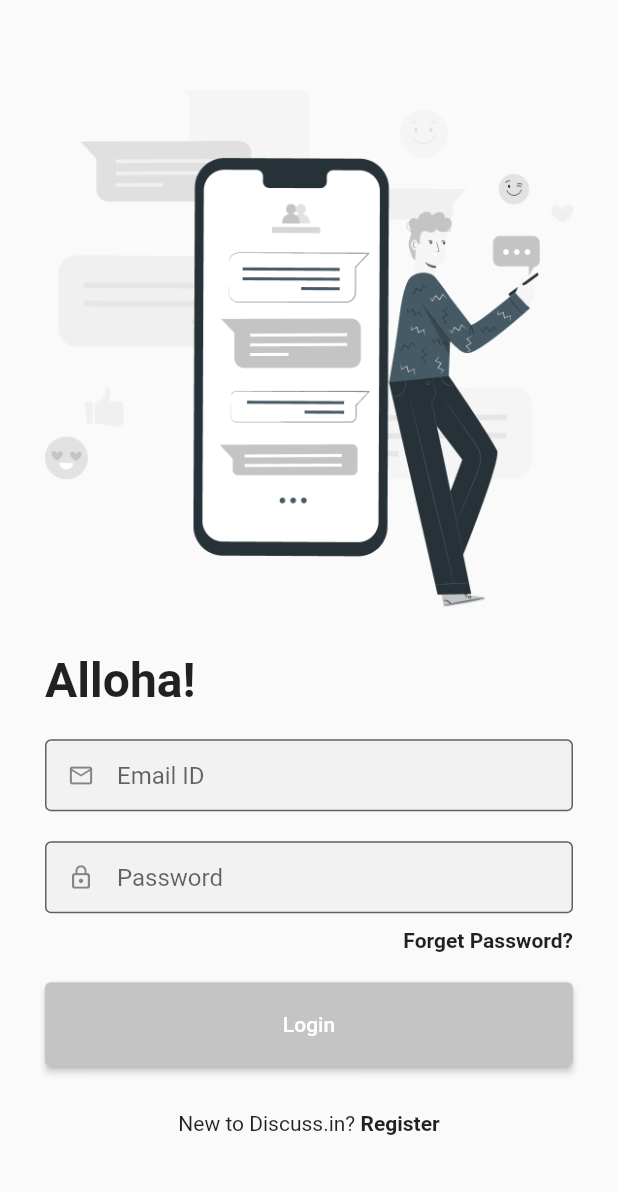
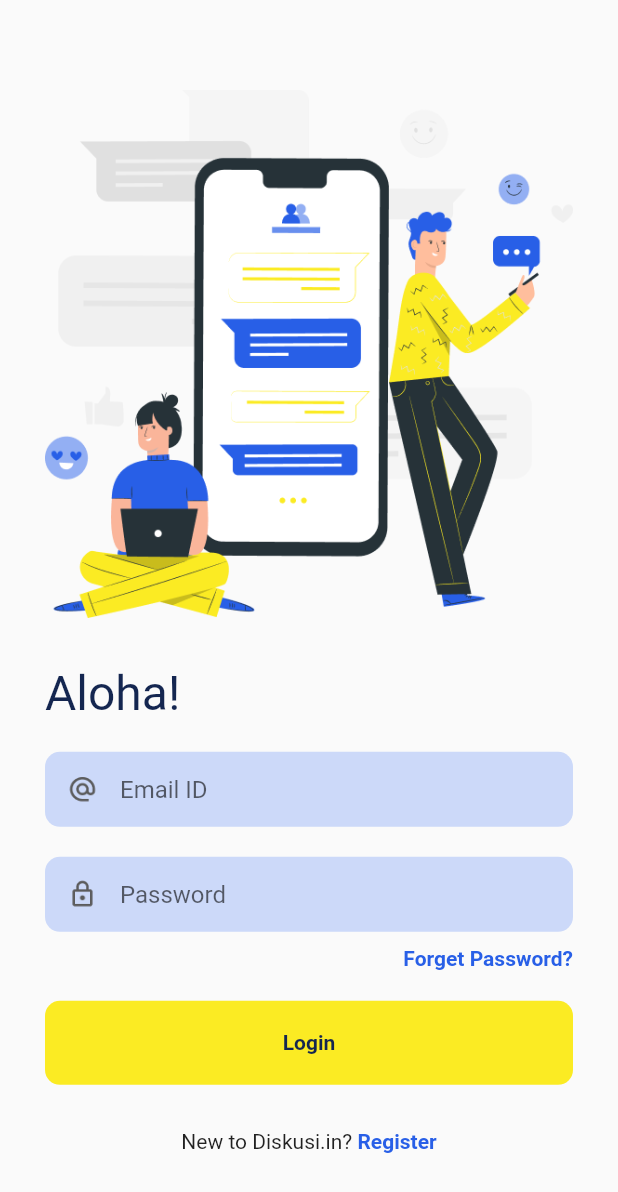
Before and after one commit to yashagozwan/discussin-mobile, a Flutter app: the screen it shows after launch, on a phone screen of 412 x 824 dp. Shown: the top 1192 px of the screen. Run offline on Flutter 3.47's test engine with Material 2 defaults, Android fonts, the phone set to English and light mode, and no system bars; our stand-ins replace flutter_riverpod.

Commit message:
Update New Sign In Screen

```diff
--- a/lib/src/screen/sign_in/sign_in_screen.dart
+++ b/lib/src/screen/sign_in/sign_in_screen.dart
@@ -1,4 +1,4 @@
-import 'package:discussin_mobile/src/widget/elevated_button_pro.dart';
+import 'package:discussin_mobile/src/widget/text_pro.dart';
 import 'package:flutter/gestures.dart';
 import 'package:flutter/material.dart';
 import 'package:flutter_riverpod/flutter_riverpod.dart';
@@ -44,13 +44,39 @@ class _SignInScreenState extends ConsumerState<SignInScreen> {
                     height: 30,
                   ),
                   const Align(
-                    alignment: Alignment.centerLeft,
-                    child: Text.rich(
-                      TextSpan(
-                        text: "Alloha!",
-                        style: TextStyle(
-                          fontWeight: FontWeight.w600,
-                          fontSize: 32,
+                      alignment: Alignment.centerLeft,
+                      child: TextPro(
+                        'Aloha!',
+                        fontSize: 32,
+                      )),
+                  const SizedBox(
+                    height: 20,
+                  ),
+                  TextFormField(
+                    controller: _emailController,
+                    decoration: InputDecoration(
+                      filled: true,
+                      fillColor: const Color(0xFFCCD9F9),
+                      contentPadding: const EdgeInsets.symmetric(
+                        vertical: 15,
+                        horizontal: 4,
+                      ),
+                      prefixIcon: Padding(
+                        padding: const EdgeInsets.all(15.0),
+                        child: Image.asset(
+                          'assets/icons/at.png',
+                          width: 20,
+                          height: 20,
+                          fit: BoxFit.fill,
+                        ),
+                      ),
+                      isDense: true,
+                      hintText: 'Email ID',
+                      border: OutlineInputBorder(
+                        borderRadius: BorderRadius.circular(10.0),
+                        borderSide: const BorderSide(
+                          width: 0,
+                          style: BorderStyle.none,
                         ),
                       ),
                     ),
@@ -59,30 +85,32 @@ class _SignInScreenState extends ConsumerState<SignInScreen> {
                     height: 20,
                   ),
                   TextFormField(
-                    controller: _emailController,
-                    decoration: const InputDecoration(
+                    controller: _passwordController,
+                    decoration: InputDecoration(
                       filled: true,
-                      fillColor: Color(0xFFf3f2f2),
-                      contentPadding: EdgeInsets.all(13),
-                      prefixIcon: Icon(Icons.email_outlined),
-                      isDense: true,
-                      hintText: 'Email ID',
-                      border: OutlineInputBorder(),
-                    ),
-                  ),
-                  const SizedBox(
-                    height: 20,
-                  ),
-                  TextFormField(
-                    controller: _passwordController,
-                    decoration: const InputDecoration(
-                      filled: true,
-                      fillColor: Color(0xFFf3f2f2),
-                      contentPadding: EdgeInsets.all(13),
-                      prefixIcon: Icon(Icons.lock_outline_rounded),
+                      fillColor: const Color(0xFFCCD9F9),
+                      contentPadding: const EdgeInsets.symmetric(
+                        vertical: 15,
+                        horizontal: 4,
+                      ),
+                      prefixIcon: Padding(
+                        padding: const EdgeInsets.all(15.0),
+                        child: Image.asset(
+                          'assets/icons/lock.png',
+                          width: 20,
+                          height: 20,
+                          fit: BoxFit.fill,
+                        ),
+                      ),
                       isDense: true,
                       hintText: 'Password',
-                      border: OutlineInputBorder(),
+                      border: OutlineInputBorder(
+                        borderRadius: BorderRadius.circular(10.0),
+                        borderSide: const BorderSide(
+                          width: 0,
+                          style: BorderStyle.none,
+                        ),
+                      ),
                     ),
                   ),
                   const SizedBox(
@@ -94,46 +122,49 @@ class _SignInScreenState extends ConsumerState<SignInScreen> {
                       TextSpan(
                         text: "Forget Password?",
                         recognizer: TapGestureRecognizer()..onTap = () {},
-                        style: const TextStyle(fontWeight: FontWeight.w600),
+                        style: const TextStyle(
+                          fontWeight: FontWeight.w600,
+                          color: Color(0xFF285FE7),
+                        ),
                       ),
                     ),
                   ),
                   const SizedBox(
                     height: 20,
                   ),
-                  ElevatedButtonPro(
+                  ElevatedButton(
                     onPressed: () {},
-                    title: 'Login',
+                    style: ElevatedButton.styleFrom(
+                      backgroundColor: const Color(0xffFBEB23),
+                      foregroundColor: Colors.black54,
+                      padding: const EdgeInsets.symmetric(vertical: 20),
+                      shape: RoundedRectangleBorder(
+                        borderRadius: BorderRadius.circular(10),
+                      ),
+                      elevation: 0,
+                    ),
+                    child: const TextPro(
+                      'Login',
+                      fontWeight: FontWeight.w700,
+                      color: Color(0xFF142650),
+                    ),
                   ),
                   const SizedBox(
                     height: 20,
                   ),
-                  // Stack(
-                  //   children: [
-                  //     const Divider(
-                  //       thickness: 2,
-                  //     ),
-                  //     Align(
-                  //       alignment: Alignment.center,
-                  //       child: Container(
-                  //         alignment: Alignment.center,
-                  //         width: 30,
-                  //         color: Colors.white,
-                  //         child: const Text('Or'),
-                  //       ),
-                  //     )
-                  //   ],
-                  // ),
                   const SizedBox(
                     height: 10,
                   ),
                   Center(
                     child: Text.rich(
-                      TextSpan(text: "New to Discuss.in?", children: [
+                      TextSpan(text: "New to Diskusi.in?", children: [
                         TextSpan(
                           text: " Register",
                           recognizer: TapGestureRecognizer()..onTap = () {},
-                          style: const TextStyle(fontWeight: FontWeight.w600),
+                          style: const TextStyle(
+                            fontWeight: FontWeight.w600,
+                            color: Color(0xFF285FE7),
+                          ),
                         ),
                       ]),
                     ),
--- a/lib/src/widget/text_pro.dart
+++ b/lib/src/widget/text_pro.dart
@@ -2,14 +2,33 @@ import 'package:flutter/material.dart';
 
 class TextPro extends StatelessWidget {
   final String data;
+  final FontWeight? fontWeight;
+  final double? fontSize;
+  final TextAlign? textAlign;
+  final double? height;
+  final Color? color;
 
   const TextPro(
     this.data, {
     super.key,
+    this.fontWeight,
+    this.fontSize,
+    this.textAlign,
+    this.height,
+    this.color = const Color(0xFF142650),
   });
 
   @override
   Widget build(BuildContext context) {
-    return Text(data);
+    return Text(
+      data,
+      textAlign: textAlign,
+      style: TextStyle(
+        fontSize: fontSize,
+        fontWeight: fontWeight,
+        height: height,
+        color: color,
+      ),
+    );
   }
 }
--- a/pubspec.yaml
+++ b/pubspec.yaml
@@ -64,6 +64,7 @@ flutter:
   # To add assets to your application, add an assets section, like this:
   assets:
     - assets/images/
+    - assets/icons/
   # assets:
   #   - images/a_dot_burr.jpeg
   #   - images/a_dot_ham.jpeg
```
Also changed, not shown: assets/icons/at.png (added), assets/icons/lock.png (added), assets/images/Discussin_Login_Image.png.
